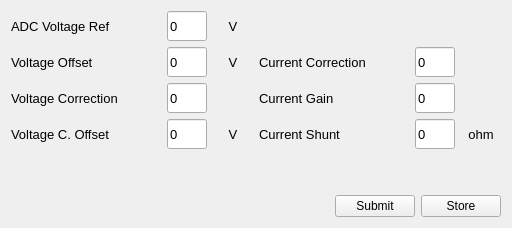
This is Source/Windows/Device/calibrationwnd.ui in OpenEPT/GUI as Qt 5 draws it before an edit. The edited form follows.
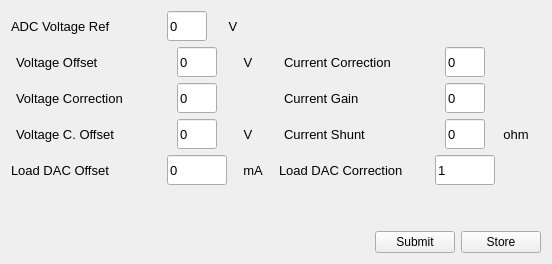
This is the edited form.

Patch:
```diff
--- a/Source/Windows/Device/calibrationwnd.ui
+++ b/Source/Windows/Device/calibrationwnd.ui
@@ -671,6 +671,188 @@
          </item>
         </layout>
        </item>
+       <item row="3" column="0">
+        <layout class="QHBoxLayout" name="dacOffHorl">
+         <item>
+          <widget class="QLabel" name="dacOffLabe">
+           <property name="sizePolicy">
+            <sizepolicy hsizetype="Preferred" vsizetype="Preferred">
+             <horstretch>0</horstretch>
+             <verstretch>0</verstretch>
+            </sizepolicy>
+           </property>
+           <property name="minimumSize">
+            <size>
+             <width>150</width>
+             <height>30</height>
+            </size>
+           </property>
+           <property name="maximumSize">
+            <size>
+             <width>150</width>
+             <height>30</height>
+            </size>
+           </property>
+           <property name="font">
+            <font>
+             <family>Arial</family>
+             <pointsize>10</pointsize>
+            </font>
+           </property>
+           <property name="text">
+            <string>Load DAC Offset</string>
+           </property>
+           <property name="alignment">
+            <set>Qt::AlignLeading|Qt::AlignLeft|Qt::AlignVCenter</set>
+           </property>
+          </widget>
+         </item>
+         <item>
+          <widget class="QLineEdit" name="dacOffLine">
+           <property name="minimumSize">
+            <size>
+             <width>60</width>
+             <height>30</height>
+            </size>
+           </property>
+           <property name="maximumSize">
+            <size>
+             <width>60</width>
+             <height>30</height>
+            </size>
+           </property>
+           <property name="font">
+            <font>
+             <family>Arial</family>
+             <pointsize>10</pointsize>
+            </font>
+           </property>
+           <property name="text">
+            <string>0</string>
+           </property>
+          </widget>
+         </item>
+         <item>
+          <widget class="QLabel" name="dacOffUnitLabe">
+           <property name="minimumSize">
+            <size>
+             <width>40</width>
+             <height>30</height>
+            </size>
+           </property>
+           <property name="maximumSize">
+            <size>
+             <width>40</width>
+             <height>30</height>
+            </size>
+           </property>
+           <property name="font">
+            <font>
+             <family>Arial</family>
+             <pointsize>10</pointsize>
+            </font>
+           </property>
+           <property name="text">
+            <string>mA</string>
+           </property>
+           <property name="alignment">
+            <set>Qt::AlignCenter</set>
+           </property>
+          </widget>
+         </item>
+        </layout>
+       </item>
+       <item row="3" column="1">
+        <layout class="QHBoxLayout" name="dacCorHorl">
+         <item>
+          <widget class="QLabel" name="dacCorLabe">
+           <property name="sizePolicy">
+            <sizepolicy hsizetype="Preferred" vsizetype="Preferred">
+             <horstretch>0</horstretch>
+             <verstretch>0</verstretch>
+            </sizepolicy>
+           </property>
+           <property name="minimumSize">
+            <size>
+             <width>150</width>
+             <height>30</height>
+            </size>
+           </property>
+           <property name="maximumSize">
+            <size>
+             <width>150</width>
+             <height>30</height>
+            </size>
+           </property>
+           <property name="font">
+            <font>
+             <family>Arial</family>
+             <pointsize>10</pointsize>
+            </font>
+           </property>
+           <property name="text">
+            <string>Load DAC Correction</string>
+           </property>
+           <property name="alignment">
+            <set>Qt::AlignLeading|Qt::AlignLeft|Qt::AlignVCenter</set>
+           </property>
+          </widget>
+         </item>
+         <item>
+          <widget class="QLineEdit" name="dacCorLine">
+           <property name="minimumSize">
+            <size>
+             <width>60</width>
+             <height>30</height>
+            </size>
+           </property>
+           <property name="maximumSize">
+            <size>
+             <width>60</width>
+             <height>30</height>
+            </size>
+           </property>
+           <property name="font">
+            <font>
+             <family>Arial</family>
+             <pointsize>10</pointsize>
+            </font>
+           </property>
+           <property name="text">
+            <string>1</string>
+           </property>
+          </widget>
+         </item>
+         <item>
+          <widget class="QLabel" name="dacCorUnitLabe">
+           <property name="minimumSize">
+            <size>
+             <width>40</width>
+             <height>30</height>
+            </size>
+           </property>
+           <property name="maximumSize">
+            <size>
+             <width>40</width>
+             <height>30</height>
+            </size>
+           </property>
+           <property name="font">
+            <font>
+             <family>Arial</family>
+             <pointsize>10</pointsize>
+            </font>
+           </property>
+           <property name="text">
+            <string></string>
+           </property>
+           <property name="alignment">
+            <set>Qt::AlignCenter</set>
+           </property>
+          </widget>
+         </item>
+        </layout>
+       </item>
       </layout>
      </item>
      <item>
```
